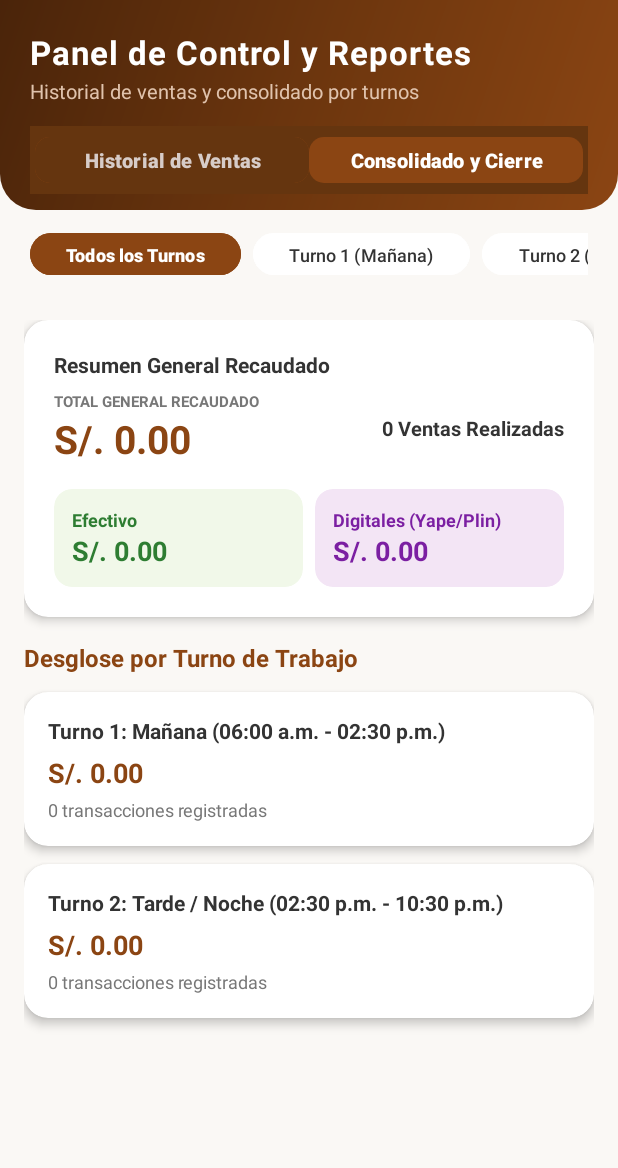
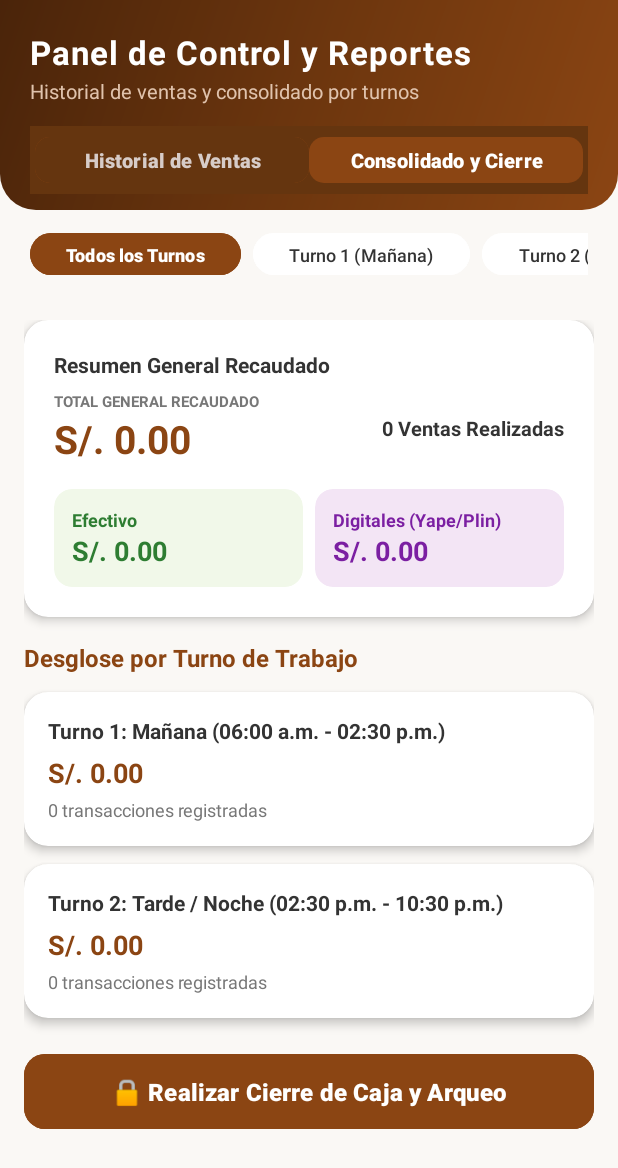
Before and after one commit to biacm00/Ricopanventas, an Android app: the ReportesCajaActivity screen opened directly, with no data from a screen before it, after a tap on "Consolidado y Cierre", on a phone screen of 412 x 824 dp. Shown: the top 1168 px of the screen. Run offline under Robolectric (Android 15) with nearby library versions, the phone set to English and light mode, and no system bars.

Commit message:
Agregar boton de arqueo en reporte de caja y unificar diseño de modales y tickets

```diff
--- a/Ricopan_ventas/app/src/main/java/com/example/ricopan_ventas/ReportesCajaActivity.java
+++ b/Ricopan_ventas/app/src/main/java/com/example/ricopan_ventas/ReportesCajaActivity.java
@@ -18,7 +18,7 @@ import java.util.Locale;
 
 public class ReportesCajaActivity extends AppCompatActivity {
 
-    Button btnTabHistorial, btnTabConsolidado;
+    Button btnTabHistorial, btnTabConsolidado, btnIrACierreCaja;
     Button btnFiltroTodosTurnos, btnFiltroTurno1, btnFiltroTurno2;
     ScrollView layoutHistorial;
     View layoutConsolidado;
@@ -59,6 +59,14 @@ public class ReportesCajaActivity extends AppCompatActivity {
         tvTurno1Detalle = findViewById(R.id.tvTurno1Detalle);
         tvTurno2Monto = findViewById(R.id.tvTurno2Monto);
         tvTurno2Detalle = findViewById(R.id.tvTurno2Detalle);
+        btnIrACierreCaja = findViewById(R.id.btnIrACierreCaja);
+
+        if (btnIrACierreCaja != null) {
+            btnIrACierreCaja.setOnClickListener(v -> {
+                android.content.Intent intent = new android.content.Intent(ReportesCajaActivity.this, CierreCajaActivity.class);
+                startActivity(intent);
+            });
+        }
     }
 
     private void configurarTabs() {
--- a/Ricopan_ventas/app/src/main/res/layout/activity_reportes_caja.xml
+++ b/Ricopan_ventas/app/src/main/res/layout/activity_reportes_caja.xml
@@ -355,7 +355,8 @@
                     android:layout_height="wrap_content"
                     app:cardCornerRadius="16dp"
                     app:cardElevation="4dp"
-                    app:cardBackgroundColor="@android:color/white">
+                    app:cardBackgroundColor="@android:color/white"
+                    android:layout_marginBottom="20dp">
 
                     <LinearLayout
                         android:layout_width="match_parent"
@@ -392,6 +393,20 @@
                     </LinearLayout>
                 </androidx.cardview.widget.CardView>
 
+                <!-- BOTÓN PARA IR A REALIZAR EL CIERRE DE CAJA Y ARQUEO -->
+                <Button
+                    android:id="@+id/btnIrACierreCaja"
+                    android:layout_width="match_parent"
+                    android:layout_height="58dp"
+                    android:text="🔒 Realizar Cierre de Caja y Arqueo"
+                    android:backgroundTint="#8B4513"
+                    android:textColor="@android:color/white"
+                    android:textStyle="bold"
+                    android:textSize="16sp"
+                    app:cornerRadius="14dp"
+                    android:layout_marginBottom="16dp"
+                    android:elevation="6dp"/>
+
             </LinearLayout>
         </ScrollView>
     </FrameLayout>
```
Also changed, not shown: Ricopan_ventas/app/src/main/res/layout/dialog_carrito.xml (added, +63 -0 lines).
